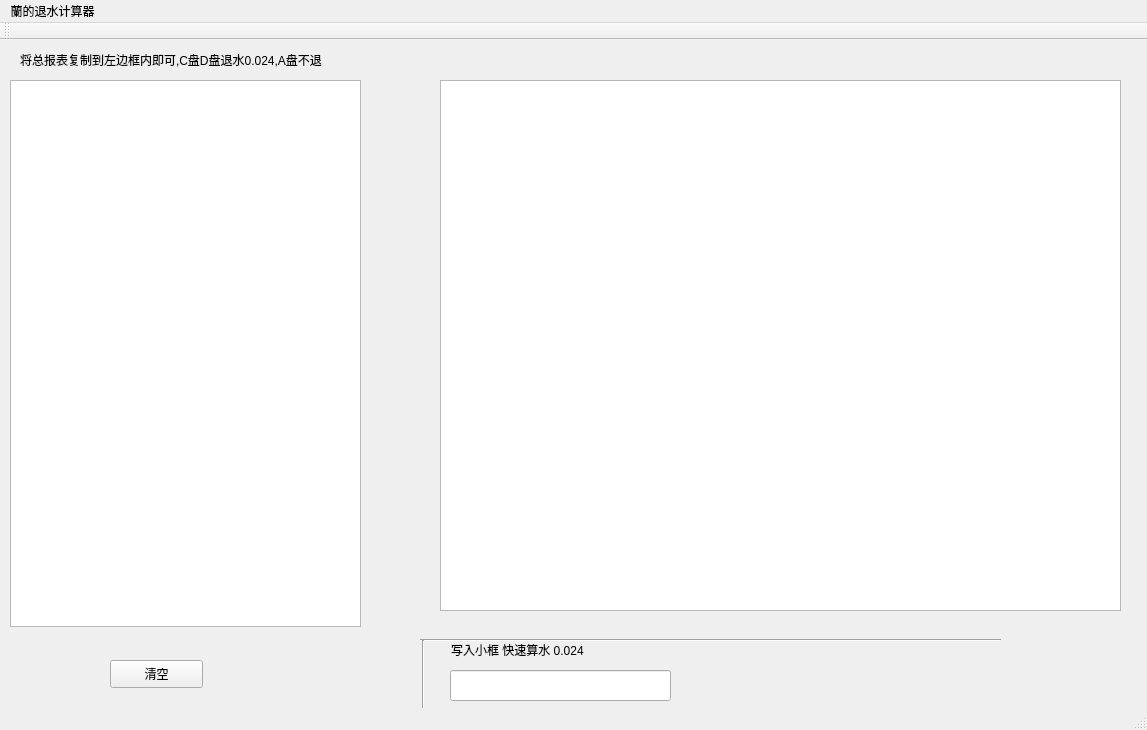
The window that mainwindow.ui (chowhsienwuu/laopo_lanlan_pk10) describes before a commit, drawn with Qt 5.
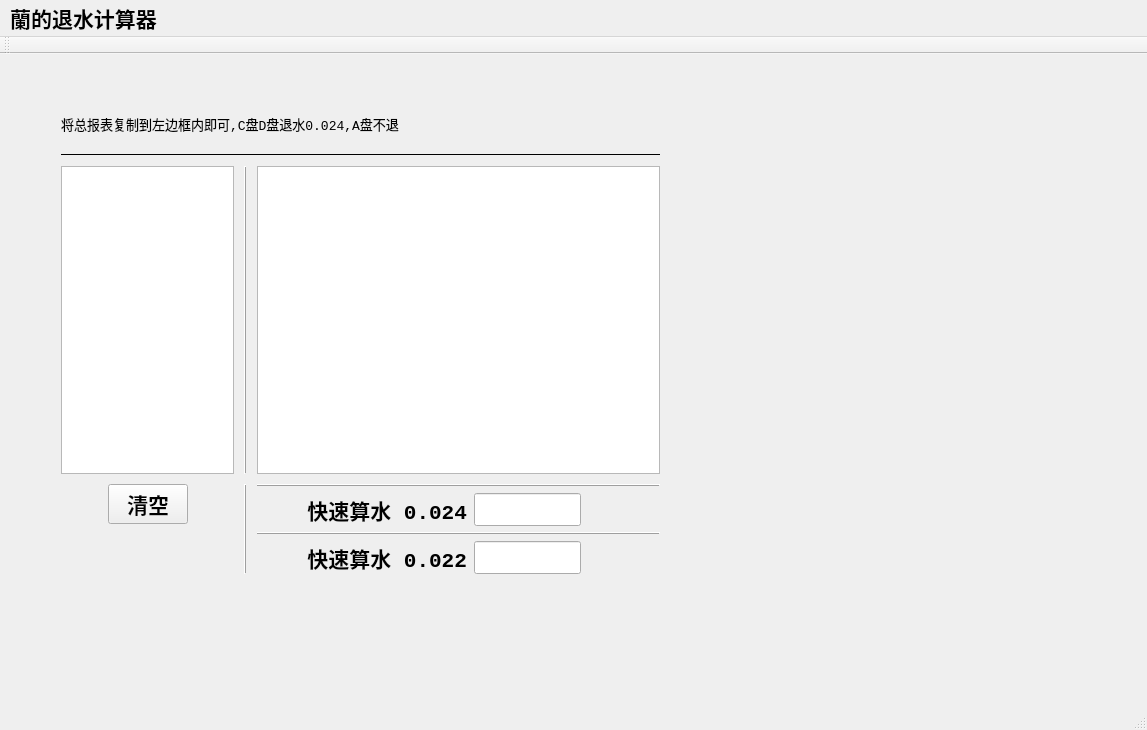
The same window after the commit.

Commit message: 添加ui的layout, 优化显示

Diff of the .ui file:
```diff
--- a/mainwindow.ui
+++ b/mainwindow.ui
@@ -10,164 +10,370 @@
     <height>730</height>
    </rect>
   </property>
+  <property name="font">
+   <font>
+    <family>Courier New</family>
+    <pointsize>16</pointsize>
+    <weight>75</weight>
+    <bold>true</bold>
+   </font>
+  </property>
   <property name="windowTitle">
    <string>MainWindow</string>
   </property>
   <widget class="QWidget" name="centralWidget">
-   <widget class="QTableView" name="tableView">
+   <widget class="QWidget" name="">
     <property name="geometry">
      <rect>
-      <x>440</x>
+      <x>50</x>
       <y>40</y>
-      <width>681</width>
-      <height>531</height>
+      <width>621</width>
+      <height>491</height>
      </rect>
     </property>
-    <property name="sizePolicy">
-     <sizepolicy hsizetype="Expanding" vsizetype="Maximum">
-      <horstretch>0</horstretch>
-      <verstretch>0</verstretch>
-     </sizepolicy>
-    </property>
+    <layout class="QVBoxLayout" name="verticalLayout_3" stretch="1,0,8,1">
+     <property name="spacing">
+      <number>10</number>
+     </property>
+     <item>
+      <layout class="QHBoxLayout" name="horizontalLayout" stretch="5,5">
+       <property name="spacing">
+        <number>10</number>
+       </property>
+       <item>
+        <widget class="QLabel" name="label">
+         <property name="sizePolicy">
+          <sizepolicy hsizetype="Preferred" vsizetype="Minimum">
+           <horstretch>0</horstretch>
+           <verstretch>0</verstretch>
+          </sizepolicy>
+         </property>
+         <property name="font">
+          <font>
+           <pointsize>10</pointsize>
+           <weight>50</weight>
+           <bold>false</bold>
+          </font>
+         </property>
+         <property name="text">
+          <string>将总报表复制到左边框内即可,C盘D盘退水0.024,A盘不退</string>
+         </property>
+        </widget>
+       </item>
+       <item>
+        <widget class="QLabel" name="label_time">
+         <property name="sizePolicy">
+          <sizepolicy hsizetype="Preferred" vsizetype="Minimum">
+           <horstretch>0</horstretch>
+           <verstretch>0</verstretch>
+          </sizepolicy>
+         </property>
+         <property name="font">
+          <font>
+           <pointsize>10</pointsize>
+           <weight>50</weight>
+           <bold>false</bold>
+          </font>
+         </property>
+         <property name="text">
+          <string/>
+         </property>
+        </widget>
+       </item>
+      </layout>
+     </item>
+     <item>
+      <widget class="Line" name="line_4">
+       <property name="frameShadow">
+        <enum>QFrame::Plain</enum>
+       </property>
+       <property name="lineWidth">
+        <number>1</number>
+       </property>
+       <property name="orientation">
+        <enum>Qt::Horizontal</enum>
+       </property>
+      </widget>
+     </item>
+     <item>
+      <layout class="QHBoxLayout" name="hl_mid" stretch="3,0,7">
+       <property name="spacing">
+        <number>10</number>
+       </property>
+       <property name="sizeConstraint">
+        <enum>QLayout::SetMaximumSize</enum>
+       </property>
+       <item>
+        <widget class="QPlainTextEdit" name="plainsrcTextEdit">
+         <property name="sizePolicy">
+          <sizepolicy hsizetype="Expanding" vsizetype="Expanding">
+           <horstretch>0</horstretch>
+           <verstretch>0</verstretch>
+          </sizepolicy>
+         </property>
+         <property name="font">
+          <font>
+           <pointsize>8</pointsize>
+           <weight>50</weight>
+           <bold>false</bold>
+          </font>
+         </property>
+         <property name="plainText">
+          <string/>
+         </property>
+        </widget>
+       </item>
+       <item>
+        <widget class="Line" name="line_3">
+         <property name="frameShadow">
+          <enum>QFrame::Raised</enum>
+         </property>
+         <property name="lineWidth">
+          <number>1</number>
+         </property>
+         <property name="orientation">
+          <enum>Qt::Vertical</enum>
+         </property>
+        </widget>
+       </item>
+       <item>
+        <widget class="QTableView" name="tableView">
+         <property name="sizePolicy">
+          <sizepolicy hsizetype="Expanding" vsizetype="Expanding">
+           <horstretch>0</horstretch>
+           <verstretch>0</verstretch>
+          </sizepolicy>
+         </property>
+        </widget>
+       </item>
+      </layout>
+     </item>
+     <item>
+      <layout class="QHBoxLayout" name="horizontalLayout_5" stretch="3,0,7">
+       <property name="spacing">
+        <number>10</number>
+       </property>
+       <item>
+        <layout class="QVBoxLayout" name="verticalLayout_2">
+         <property name="spacing">
+          <number>2</number>
+         </property>
+         <item>
+          <layout class="QHBoxLayout" name="horizontalLayout_4" stretch="2,2,2">
+           <item>
+            <spacer name="horizontalSpacer_2">
+             <property name="orientation">
+              <enum>Qt::Horizontal</enum>
+             </property>
+             <property name="sizeHint" stdset="0">
+              <size>
+               <width>40</width>
+               <height>20</height>
+              </size>
+             </property>
+            </spacer>
+           </item>
+           <item>
+            <widget class="QPushButton" name="clearButton">
+             <property name="sizePolicy">
+              <sizepolicy hsizetype="Minimum" vsizetype="Preferred">
+               <horstretch>0</horstretch>
+               <verstretch>0</verstretch>
+              </sizepolicy>
+             </property>
+             <property name="text">
+              <string>清空</string>
+             </property>
+            </widget>
+           </item>
+           <item>
+            <spacer name="horizontalSpacer">
+             <property name="orientation">
+              <enum>Qt::Horizontal</enum>
+             </property>
+             <property name="sizeHint" stdset="0">
+              <size>
+               <width>40</width>
+               <height>20</height>
+              </size>
+             </property>
+            </spacer>
+           </item>
+          </layout>
+         </item>
+         <item>
+          <spacer name="verticalSpacer">
+           <property name="orientation">
+            <enum>Qt::Vertical</enum>
+           </property>
+           <property name="sizeHint" stdset="0">
+            <size>
+             <width>20</width>
+             <height>40</height>
+            </size>
+           </property>
+          </spacer>
+         </item>
+        </layout>
+       </item>
+       <item>
+        <widget class="Line" name="line_5">
+         <property name="frameShadow">
+          <enum>QFrame::Raised</enum>
+         </property>
+         <property name="lineWidth">
+          <number>1</number>
+         </property>
+         <property name="orientation">
+          <enum>Qt::Vertical</enum>
+         </property>
+        </widget>
+       </item>
+       <item>
+        <layout class="QVBoxLayout" name="verticalLayout">
+         <item>
+          <widget class="Line" name="line_2">
+           <property name="frameShadow">
+            <enum>QFrame::Raised</enum>
+           </property>
+           <property name="lineWidth">
+            <number>1</number>
+           </property>
+           <property name="orientation">
+            <enum>Qt::Horizontal</enum>
+           </property>
+          </widget>
+         </item>
+         <item>
+          <layout class="QHBoxLayout" name="horizontalLayout_2" stretch="2,3,2">
+           <property name="spacing">
+            <number>7</number>
+           </property>
+           <item>
+            <widget class="QLabel" name="label_2">
+             <property name="font">
+              <font>
+               <family>Courier New</family>
+               <pointsize>16</pointsize>
+               <weight>75</weight>
+               <bold>true</bold>
+              </font>
+             </property>
+             <property name="text">
+              <string>    快速算水 0.024</string>
+             </property>
+             <property name="textFormat">
+              <enum>Qt::PlainText</enum>
+             </property>
+            </widget>
+           </item>
+           <item>
+            <widget class="QLineEdit" name="fastpayback_src">
+             <property name="sizePolicy">
+              <sizepolicy hsizetype="Preferred" vsizetype="Preferred">
+               <horstretch>0</horstretch>
+               <verstretch>0</verstretch>
+              </sizepolicy>
+             </property>
+             <property name="font">
+              <font>
+               <family>Courier New</family>
+               <pointsize>16</pointsize>
+               <weight>75</weight>
+               <bold>true</bold>
+              </font>
+             </property>
+            </widget>
+           </item>
+           <item>
+            <widget class="QLabel" name="fastPaybacklable">
+             <property name="font">
+              <font>
+               <family>Courier New</family>
+               <pointsize>16</pointsize>
+               <weight>75</weight>
+               <bold>true</bold>
+              </font>
+             </property>
+             <property name="text">
+              <string/>
+             </property>
+            </widget>
+           </item>
+          </layout>
+         </item>
+         <item>
+          <widget class="Line" name="line">
+           <property name="sizePolicy">
+            <sizepolicy hsizetype="Expanding" vsizetype="Fixed">
+             <horstretch>0</horstretch>
+             <verstretch>0</verstretch>
+            </sizepolicy>
+           </property>
+           <property name="frameShadow">
+            <enum>QFrame::Raised</enum>
+           </property>
+           <property name="lineWidth">
+            <number>1</number>
+           </property>
+           <property name="orientation">
+            <enum>Qt::Horizontal</enum>
+           </property>
+          </widget>
+         </item>
+         <item>
+          <layout class="QHBoxLayout" name="horizontalLayout_3" stretch="2,3,2">
+           <property name="spacing">
+            <number>7</number>
+           </property>
+           <item>
+            <widget class="QLabel" name="label_3">
+             <property name="font">
+              <font>
+               <family>Courier New</family>
+               <pointsize>16</pointsize>
+               <weight>75</weight>
+               <bold>true</bold>
+              </font>
+             </property>
+             <property name="text">
+              <string>    快速算水 0.022</string>
+             </property>
+            </widget>
+           </item>
+           <item>
+            <widget class="QLineEdit" name="fastpayback_src_2">
+             <property name="sizePolicy">
+              <sizepolicy hsizetype="Preferred" vsizetype="Preferred">
+               <horstretch>0</horstretch>
+               <verstretch>0</verstretch>
+              </sizepolicy>
+             </property>
+            </widget>
+           </item>
+           <item>
+            <widget class="QLabel" name="fastPaybacklable_2">
+             <property name="font">
+              <font>
+               <family>Courier New</family>
+               <pointsize>16</pointsize>
+               <weight>75</weight>
+               <bold>true</bold>
+              </font>
+             </property>
+             <property name="text">
+              <string/>
+             </property>
+            </widget>
+           </item>
+          </layout>
+         </item>
+        </layout>
+       </item>
+      </layout>
+     </item>
+    </layout>
    </widget>
-   <widget class="QPlainTextEdit" name="plainsrcTextEdit">
-    <property name="geometry">
-     <rect>
-      <x>10</x>
-      <y>40</y>
-      <width>351</width>
-      <height>547</height>
-     </rect>
-    </property>
-    <property name="sizePolicy">
-     <sizepolicy hsizetype="Expanding" vsizetype="Minimum">
-      <horstretch>0</horstretch>
-      <verstretch>0</verstretch>
-     </sizepolicy>
-    </property>
-    <property name="plainText">
-     <string/>
-    </property>
-   </widget>
-   <widget class="QLabel" name="label_time">
-    <property name="geometry">
-     <rect>
-      <x>420</x>
-      <y>10</y>
-      <width>691</width>
-      <height>20</height>
-     </rect>
-    </property>
-    <property name="text">
-     <string/>
-    </property>
-   </widget>
-   <widget class="QLabel" name="label">
-    <property name="geometry">
-     <rect>
-      <x>20</x>
-      <y>4</y>
-      <width>421</width>
-      <height>31</height>
-     </rect>
-    </property>
-    <property name="text">
-     <string>将总报表复制到左边框内即可,C盘D盘退水0.024,A盘不退</string>
-    </property>
-   </widget>
-   <widget class="QPushButton" name="clearButton">
-    <property name="geometry">
-     <rect>
-      <x>110</x>
-      <y>620</y>
-      <width>93</width>
-      <height>28</height>
-     </rect>
-    </property>
-    <property name="text">
-     <string>清空</string>
-    </property>
-   </widget>
-   <widget class="QLineEdit" name="fastpayback_src">
-    <property name="geometry">
-     <rect>
-      <x>450</x>
-      <y>630</y>
-      <width>221</width>
-      <height>31</height>
-     </rect>
-    </property>
-   </widget>
-   <widget class="QLabel" name="label_2">
-    <property name="geometry">
-     <rect>
-      <x>451</x>
-      <y>600</y>
-      <width>191</width>
-      <height>20</height>
-     </rect>
-    </property>
-    <property name="text">
-     <string>写入小框 快速算水 0.024</string>
-    </property>
-   </widget>
-   <widget class="Line" name="line">
-    <property name="geometry">
-     <rect>
-      <x>420</x>
-      <y>590</y>
-      <width>581</width>
-      <height>20</height>
-     </rect>
-    </property>
-    <property name="orientation">
-     <enum>Qt::Horizontal</enum>
-    </property>
-   </widget>
-   <widget class="Line" name="line_2">
-    <property name="geometry">
-     <rect>
-      <x>413</x>
-      <y>600</y>
-      <width>20</width>
-      <height>71</height>
-     </rect>
-    </property>
-    <property name="orientation">
-     <enum>Qt::Vertical</enum>
-    </property>
-   </widget>
-   <widget class="QLabel" name="fastPaybacklable">
-    <property name="geometry">
-     <rect>
-      <x>690</x>
-      <y>620</y>
-      <width>331</width>
-      <height>41</height>
-     </rect>
-    </property>
-    <property name="font">
-     <font>
-      <family>Courier New</family>
-      <pointsize>16</pointsize>
-      <weight>75</weight>
-      <bold>true</bold>
-     </font>
-    </property>
-    <property name="text">
-     <string/>
-    </property>
-   </widget>
-   <zorder>plainsrcTextEdit</zorder>
-   <zorder>label_time</zorder>
-   <zorder>label</zorder>
-   <zorder>clearButton</zorder>
-   <zorder>fastpayback_src</zorder>
-   <zorder>label_2</zorder>
-   <zorder>line</zorder>
-   <zorder>line_2</zorder>
-   <zorder>fastPaybacklable</zorder>
-   <zorder>tableView</zorder>
   </widget>
   <widget class="QMenuBar" name="menuBar">
    <property name="geometry">
@@ -175,7 +381,7 @@
      <x>0</x>
      <y>0</y>
      <width>1147</width>
-     <height>23</height>
+     <height>30</height>
     </rect>
    </property>
    <widget class="QMenu" name="menu">
```
The commit also changes 2 other files.
